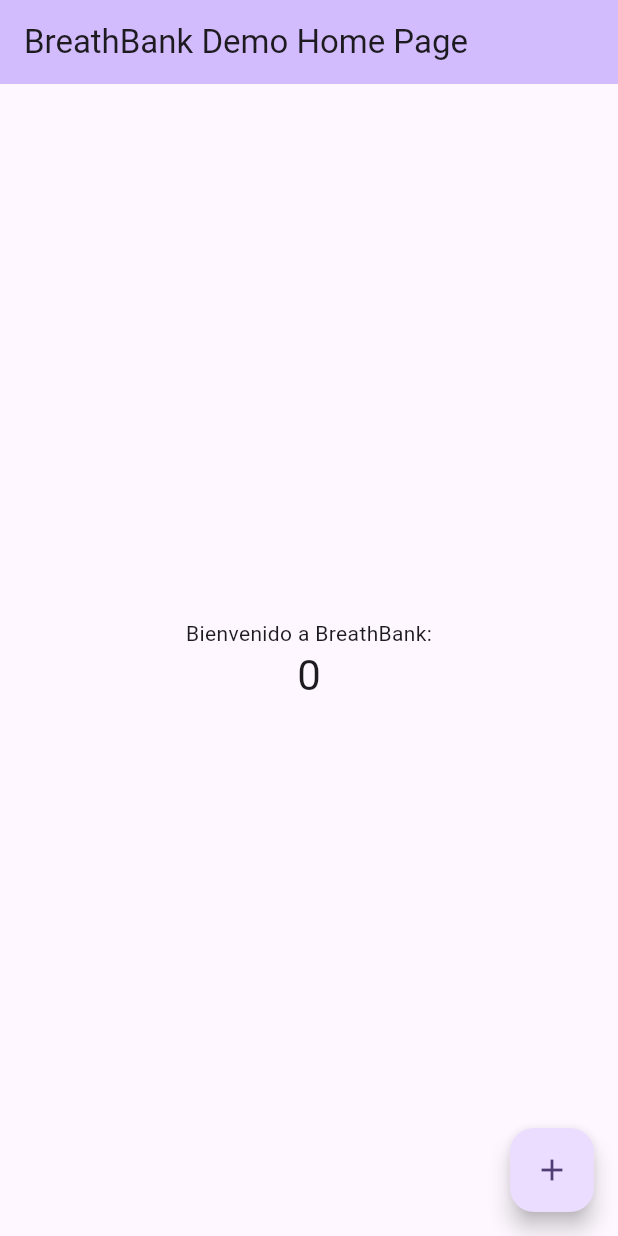
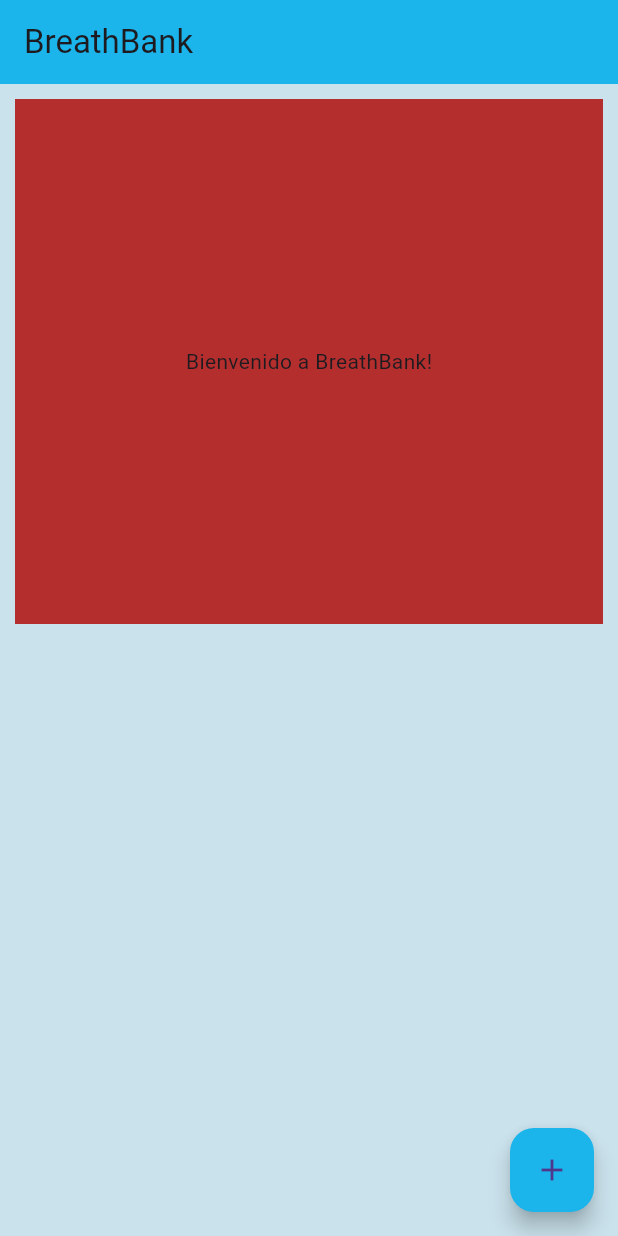
Before and after one commit to Eduardo-Garcia-de-Leaniz/BreathBank-TFG2025, a Flutter app: the screen it shows after launch, on a phone screen of 412 x 824 dp. Run offline on Flutter 3.47's test engine with Material 3 defaults, Android fonts, the phone set to English and light mode, and no system bars.

Commit message:
Actualización de memoria, modificación proyecto Flutter, apuntes Flutter
- He actualizado la memoria con posibles conceptos a explicar.

- He realizado diferentes pruebas y modificaciones para conocer mejor el funcionamiento de Flutter y su lenguaje.

- He creado un documento de apuntes sobre Flutter con información que me parece interesantes

```diff
--- a/BreathBankApp/breath_bank/lib/main.dart
+++ b/BreathBankApp/breath_bank/lib/main.dart
@@ -1,122 +1,19 @@
 import 'package:flutter/material.dart';
 
-void main() {
-  runApp(const MyApp());
-}
+// Mis widgets
+import 'package:breath_bank/screens/home_screen.dart';
+
+void main() => runApp(const MyApp());
 
 class MyApp extends StatelessWidget {
   const MyApp({super.key});
 
-  // This widget is the root of your application.
   @override
   Widget build(BuildContext context) {
-    return MaterialApp(
+    return const MaterialApp(
+      //debugShowCheckedModeBanner: false,
       title: 'BreathBank',
-      theme: ThemeData(
-        // This is the theme of your application.
-        //
-        // TRY THIS: Try running your application with "flutter run". You'll see
-        // the application has a purple toolbar. Then, without quitting the app,
-        // try changing the seedColor in the colorScheme below to Colors.green
-        // and then invoke "hot reload" (save your changes or press the "hot
-        // reload" button in a Flutter-supported IDE, or press "r" if you used
-        // the command line to start the app).
-        //
-        // Notice that the counter didn't reset back to zero; the application
-        // state is not lost during the reload. To reset the state, use hot
-        // restart instead.
-        //
-        // This works for code too, not just values: Most code changes can be
-        // tested with just a hot reload.
-        colorScheme: ColorScheme.fromSeed(seedColor: Colors.deepPurple),
-      ),
-      home: const MyHomePage(title: 'BreathBank Demo Home Page'),
+      home: HomeScreen(),
     );
   }
 }
-
-class MyHomePage extends StatefulWidget {
-  const MyHomePage({super.key, required this.title});
-
-  // This widget is the home page of your application. It is stateful, meaning
-  // that it has a State object (defined below) that contains fields that affect
-  // how it looks.
-
-  // This class is the configuration for the state. It holds the values (in this
-  // case the title) provided by the parent (in this case the App widget) and
-  // used by the build method of the State. Fields in a Widget subclass are
-  // always marked "final".
-
-  final String title;
-
-  @override
-  State<MyHomePage> createState() => _MyHomePageState();
-}
-
-class _MyHomePageState extends State<MyHomePage> {
-  int _counter = 0;
-
-  void _incrementCounter() {
-    setState(() {
-      // This call to setState tells the Flutter framework that something has
-      // changed in this State, which causes it to rerun the build method below
-      // so that the display can reflect the updated values. If we changed
-      // _counter without calling setState(), then the build method would not be
-      // called again, and so nothing would appear to happen.
-      _counter++;
-    });
-  }
-
-  @override
-  Widget build(BuildContext context) {
-    // This method is rerun every time setState is called, for instance as done
-    // by the _incrementCounter method above.
-    //
-    // The Flutter framework has been optimized to make rerunning build methods
-    // fast, so that you can just rebuild anything that needs updating rather
-    // than having to individually change instances of widgets.
-    return Scaffold(
-      appBar: AppBar(
-        // TRY THIS: Try changing the color here to a specific color (to
-        // Colors.amber, perhaps?) and trigger a hot reload to see the AppBar
-        // change color while the other colors stay the same.
-        backgroundColor: Theme.of(context).colorScheme.inversePrimary,
-        // Here we take the value from the MyHomePage object that was created by
-        // the App.build method, and use it to set our appbar title.
-        title: Text(widget.title),
-      ),
-      body: Center(
-        // Center is a layout widget. It takes a single child and positions it
-        // in the middle of the parent.
-        child: Column(
-          // Column is also a layout widget. It takes a list of children and
-          // arranges them vertically. By default, it sizes itself to fit its
-          // children horizontally, and tries to be as tall as its parent.
-          //
-          // Column has various properties to control how it sizes itself and
-          // how it positions its children. Here we use mainAxisAlignment to
-          // center the children vertically; the main axis here is the vertical
-          // axis because Columns are vertical (the cross axis would be
-          // horizontal).
-          //
-          // TRY THIS: Invoke "debug painting" (choose the "Toggle Debug Paint"
-          // action in the IDE, or press "p" in the console), to see the
-          // wireframe for each widget.
-          mainAxisAlignment: MainAxisAlignment.center,
-          children: <Widget>[
-            const Text('Bienvenido a BreathBank:'),
-            Text(
-              '$_counter',
-              style: Theme.of(context).textTheme.headlineMedium,
-            ),
-          ],
-        ),
-      ),
-      floatingActionButton: FloatingActionButton(
-        onPressed: _incrementCounter,
-        tooltip: 'Increment',
-        child: const Icon(Icons.add),
-      ), // This trailing comma makes auto-formatting nicer for build methods.
-    );
-  }
-}
--- /dev/null
+++ b/BreathBankApp/breath_bank/lib/screens/home_screen.dart
@@ -0,0 +1,33 @@
+import 'package:flutter/material.dart';
+
+class HomeScreen extends StatelessWidget {
+  const HomeScreen({super.key});
+
+  @override
+  Widget build(BuildContext context) {
+    return Scaffold(
+      appBar: AppBar(
+        title: const Text('BreathBank'),
+        backgroundColor: const Color.fromARGB(255, 27, 180, 235),
+      ),
+      body: Container(
+        margin: const EdgeInsets.all(10),
+        //padding: const EdgeInsets.all(10),
+        width: double.infinity,
+        height: 350,
+        decoration: const BoxDecoration(
+          color: Color.fromARGB(255, 180, 46, 46),
+        ),
+        child: const Center(child: Text('Bienvenido a BreathBank!')),
+      ),
+      backgroundColor: const Color.fromARGB(255, 202, 226, 236),
+      floatingActionButton: FloatingActionButton(
+        onPressed: () {
+          // Add your onPressed code here!
+        },
+        child: const Icon(Icons.add),
+        backgroundColor: const Color.fromARGB(255, 27, 180, 235),
+      ),
+    );
+  }
+}
```
Also changed, not shown: 5 other files.
